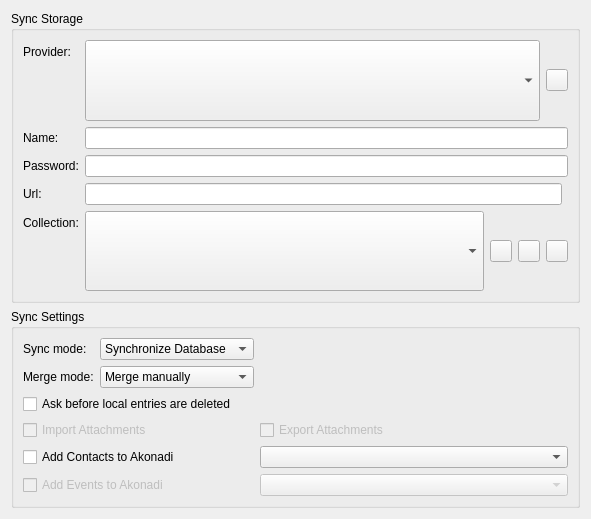
First picture: the form in src/onlinestorage/providersettings.ui, repository KDE/conquirere, before the edit.
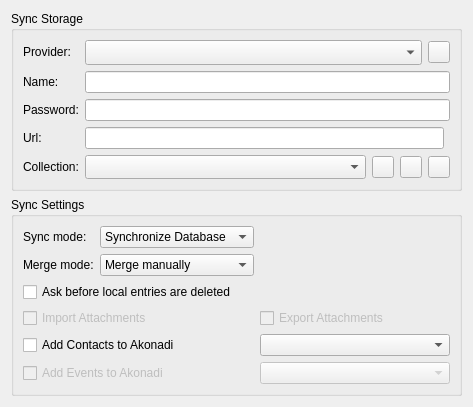
Second picture: the form after the edit. Custom widgets are drawn as their Qt base class.

```diff
--- a/src/onlinestorage/providersettings.ui
+++ b/src/onlinestorage/providersettings.ui
@@ -6,8 +6,8 @@
    <rect>
     <x>0</x>
     <y>0</y>
-    <width>591</width>
-    <height>519</height>
+    <width>473</width>
+    <height>407</height>
    </rect>
   </property>
   <property name="windowTitle">
```
